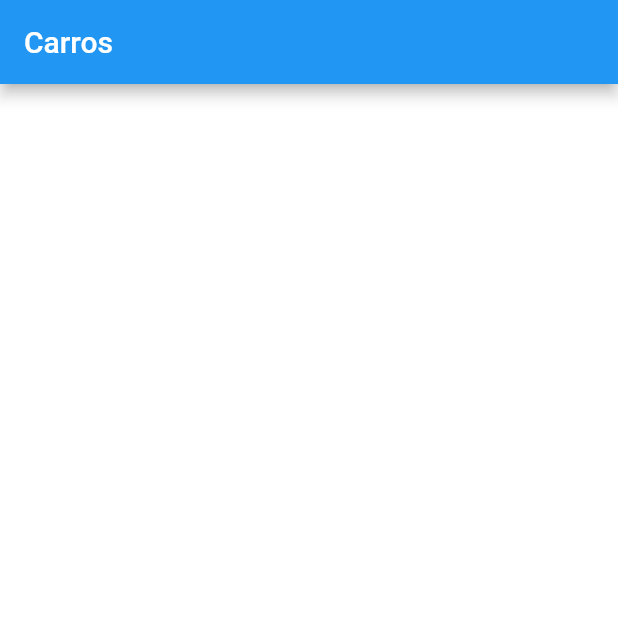
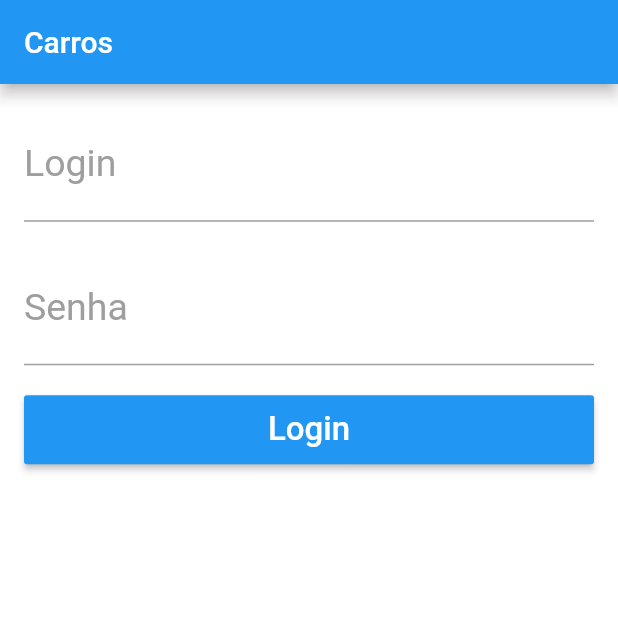
Before and after one commit to josuecamelo/carros, a Flutter app: the screen it shows after launch, on a phone screen of 412 x 824 dp, the top half of it. Run offline on Flutter 3.47's test engine with Material 2 defaults, Android fonts, the phone set to English and light mode, and no system bars.

```diff
--- a/lib/main.dart
+++ b/lib/main.dart
@@ -10,6 +10,8 @@ class MyApp extends StatelessWidget {
       debugShowCheckedModeBanner: false,
       theme: ThemeData(
         primarySwatch: Colors.blue,
+        brightness: Brightness.light,
+        scaffoldBackgroundColor: Colors.white,
       ),
       home: LoginPage(),
     );
--- a/lib/pages/login_page.dart
+++ b/lib/pages/login_page.dart
@@ -1,19 +1,90 @@
 import 'package:flutter/material.dart';
 
 class LoginPage extends StatelessWidget {
+  final _formKey = GlobalKey<FormState>();
+  final _tLogin = TextEditingController();
+  final _tSenha = TextEditingController();
+
   @override
   Widget build(BuildContext context) {
     return Scaffold(
-      appBar: AppBar(
-        title: Text("Carros"),
+        appBar: AppBar(
+          title: Text("Carros"),
+        ),
+        body: _body());
+  }
+
+  _body() {
+    return Form(
+      key: _formKey,
+      child: Container(
+        padding: EdgeInsets.all(16),
+        child: ListView(
+          children: <Widget>[
+            _textForm("Login", "Digite o Login", controller: _tLogin),
+            SizedBox(
+              height: 20,
+            ),
+            _textForm("Senha", "Digite a Senha",
+                isPasswordField: true, controller: _tSenha),
+            SizedBox(
+              height: 20,
+            ),
+            _button("Login", _onClickLogin),
+          ],
+        ),
       ),
-      body: _body()
     );
   }
 
-  _body() {
-    return Container(
-      color: Colors.white,
+  _textForm(String label, String hint,
+      {bool isPasswordField = false, TextEditingController controller}) {
+    return TextFormField(
+      controller: controller,
+      obscureText: isPasswordField,
+      validator: (String text){
+        if(text.isEmpty){
+          return "Digite o Texto";
+        }
+        return null;
+      },
+      style: TextStyle(
+        fontSize: 25,
+        color: Colors.blue,
+      ),
+      decoration: InputDecoration(
+        labelText: label,
+        labelStyle: TextStyle(fontSize: 25, color: Colors.grey),
+        hintText: hint,
+        hintStyle: TextStyle(color: Colors.green, fontSize: 16),
+      ),
     );
   }
+
+  _button(String text, Function onPressed) {
+    return Container(
+      height: 46,
+      child: RaisedButton(
+        color: Colors.blue,
+        child: Text(
+          text,
+          style: TextStyle(color: Colors.white, fontSize: 22),
+        ),
+        onPressed: onPressed,
+      ),
+    );
+  }
+
+  _onClickLogin() {
+    bool formOk = _formKey.currentState.validate();
+
+    if (!formOk) {
+      return;
+    }
+
+    String login = _tLogin.text;
+    String senha = _tSenha.text;
+
+    print("Login: $login, Senha: $senha");
+  }
 }
```
